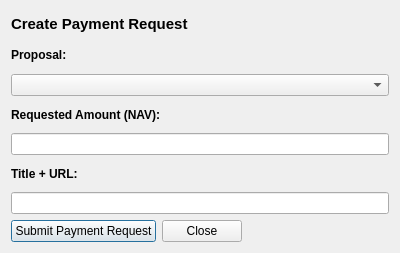
The window that src/qt/forms/communityfundcreatepaymentrequestdialog.ui (Zero-Dynamics/odynstock) describes before a commit, drawn with Qt 5.
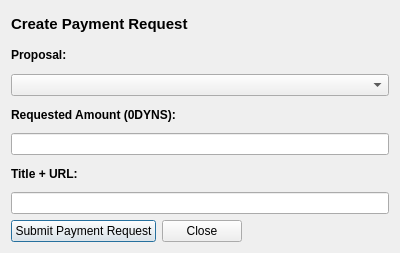
The same window after the commit. Custom widgets are drawn as their Qt base class.

Patch:
```diff
--- a/src/qt/forms/communityfundcreatepaymentrequestdialog.ui
+++ b/src/qt/forms/communityfundcreatepaymentrequestdialog.ui
@@ -67,7 +67,7 @@
         </font>
        </property>
        <property name="text">
-        <string>Requested Amount (NAV):</string>
+        <string>Requested Amount (0DYNS):</string>
        </property>
       </widget>
      </item>
```
